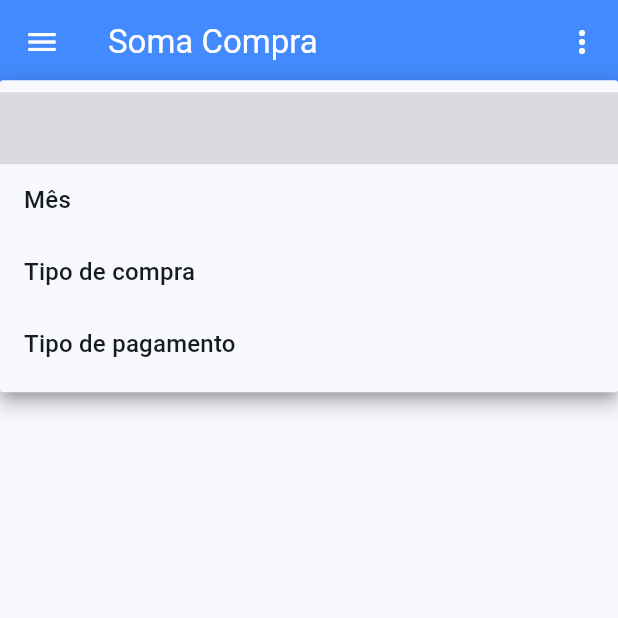
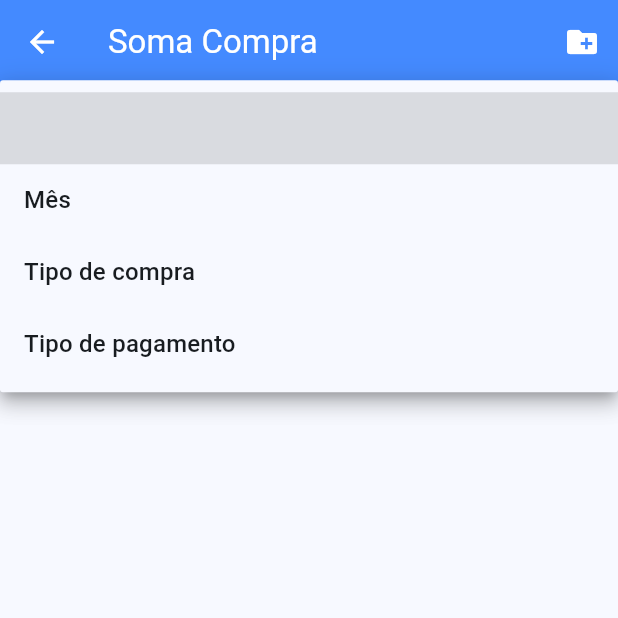
Before and after one commit to netodebortoli/app_soma_compra, a Flutter app: the HomePage screen opened directly, after a tap on "Filtrar por...", on a phone screen of 412 x 824 dp, the top half of it. Run offline on Flutter 3.47's test engine with Material 2 defaults, Android fonts, the phone set to English and light mode, and no system bars; our stand-ins replace cherry_toast, fluttertoast, mask_text_input_formatter, multi_select_flutter, sqflite; missing offline and left inert: d_chart; accounts and stored records are empty.

Commit message:
refactor: troca de ícone de criação de grupo

```diff
--- a/lib/views/HomePage.dart
+++ b/lib/views/HomePage.dart
@@ -36,6 +36,7 @@ class _HomePageState extends State<HomePage> {
                     break;
                 }
               },
+              icon: const Icon(Icons.create_new_folder),
               itemBuilder: (BuildContext context) {
                 return <PopupMenuItem<PopupMenuPages>>[
                   const PopupMenuItem(
@@ -44,34 +45,6 @@ class _HomePageState extends State<HomePage> {
                 ];
               })
         ],
-      ),
-      drawer: Drawer(
-        child: ListView(padding: EdgeInsets.zero, children: const <Widget>[
-          DrawerHeader(
-              decoration: BoxDecoration(
-                color: Colors.blue,
-              ),
-              child: Align(
-                alignment: Alignment.bottomLeft,
-                child: Text('Nome de usuário aqui',
-                    style: TextStyle(
-                      color: Colors.white,
-                      fontSize: 24,
-                    )),
-              )),
-          ListTile(
-            leading: Icon(Icons.account_circle),
-            title: Text('Minha conta'),
-          ),
-          ListTile(
-            leading: Icon(Icons.help),
-            title: Text('Ajuda'),
-          ),
-          ListTile(
-            leading: Icon(Icons.exit_to_app),
-            title: Text('Sair'),
-          ),
-        ]),
       ),
       floatingActionButton: FloatingActionButton.extended(
         label: const Text("Nova compra"),
```
